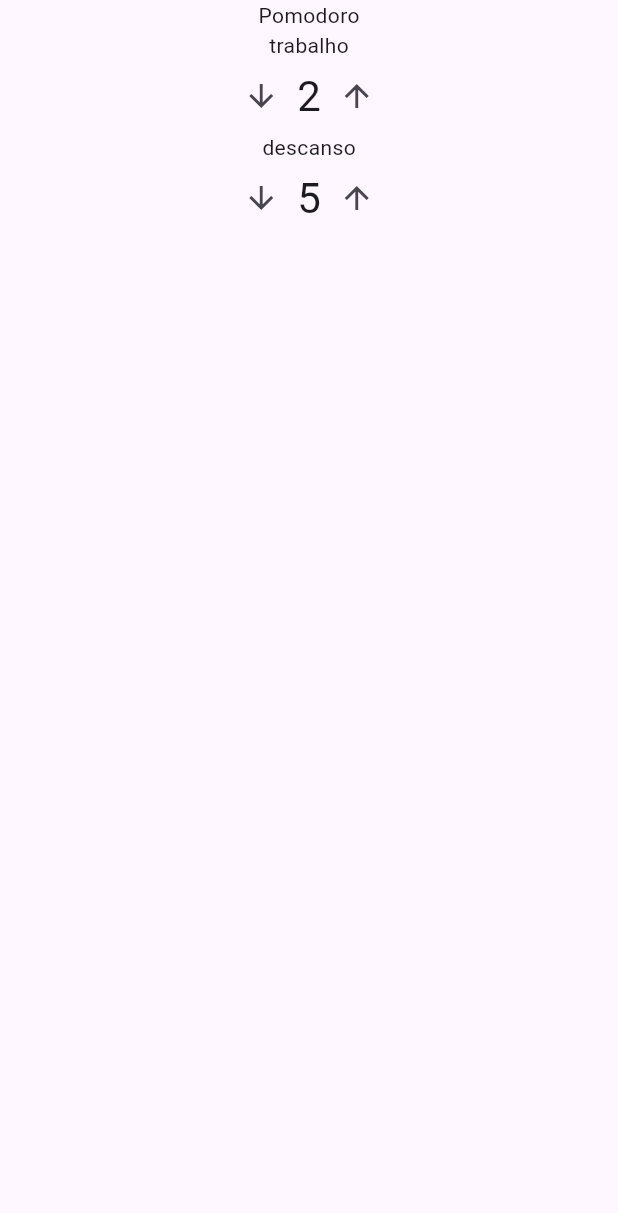
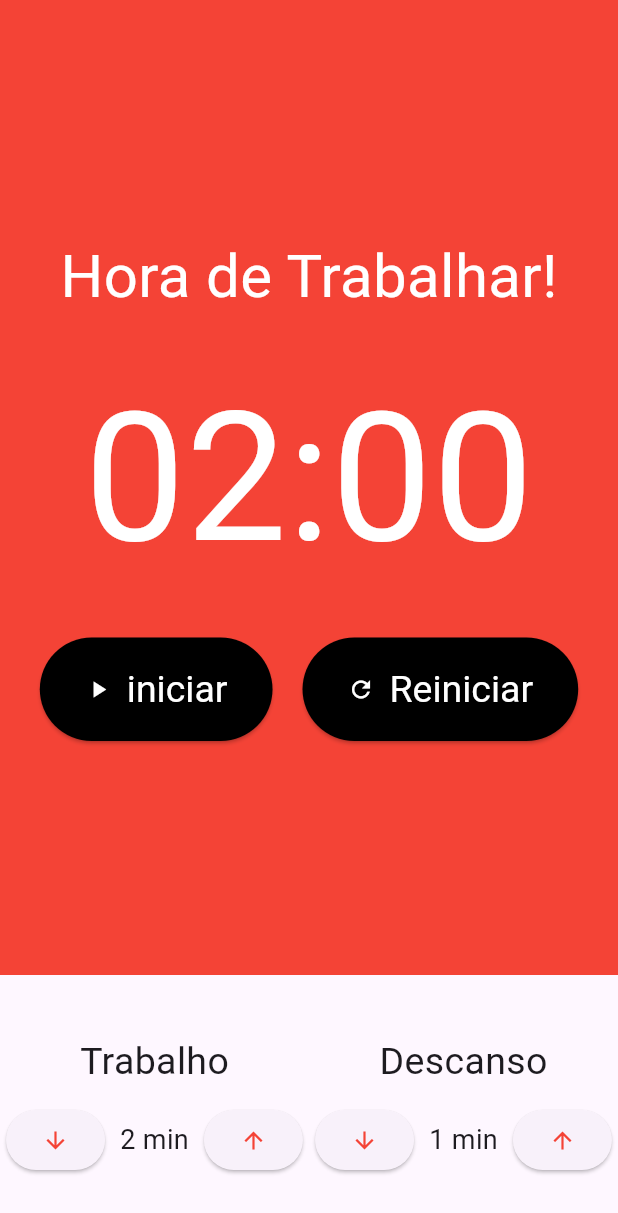
Before and after one commit to SantiagoSilvestre/Pomodoro-flutter, a Flutter app: the screen it shows after launch, on a phone screen of 412 x 824 dp. Shown: the top 1213 px of the screen. Run offline on Flutter 3.47's test engine with Material 3 defaults, Android fonts, the phone set to English and light mode, and no system bars; our stand-ins replace flutter_mobx, mobx; generated files the repository leaves out were written again.

Commit message:
add cronometro e finaliza project

```diff
--- /dev/null
+++ b/lib/components/cronometro.dart
@@ -0,0 +1,70 @@
+import 'package:flutter/material.dart';
+import 'package:flutter_mobx/flutter_mobx.dart';
+import 'package:pomodoro/components/cronometro_botao.dart';
+import 'package:pomodoro/store/pomodoro.store.dart';
+import 'package:provider/provider.dart';
+
+class Cronometro extends StatelessWidget {
+  const Cronometro({super.key});
+
+  @override
+  Widget build(BuildContext context) {
+    final store = Provider.of<PomodoroStore>(context);
+    return Observer(
+      builder: (_) => Container(
+        color: store.isWorking() ? Colors.red : Colors.green,
+        child: Column(
+          mainAxisAlignment: MainAxisAlignment.center,
+          children: [
+            Text(
+              store.isWorking() ? 'Hora de Trabalhar!' : 'Hora de Descansar!',
+              style: const TextStyle(
+                fontSize: 40,
+                color: Colors.white,
+              ),
+            ),
+            const SizedBox(height: 20),
+            Text(
+              '${store.minutos.toString().padLeft(2, '0')}:${store.segundos.toString().padLeft(2, '0')}',
+              style: const TextStyle(
+                fontSize: 120,
+                color: Colors.white,
+              ),
+            ),
+            const SizedBox(height: 20),
+            Row(
+              mainAxisAlignment: MainAxisAlignment.center,
+              children: [
+                if (!store.iniciado)
+                  Padding(
+                    padding: const EdgeInsets.only(right: 10.0),
+                    child: CronometroBotao(
+                      texto: 'iniciar',
+                      icon: Icons.play_arrow,
+                      onPressed: store.iniciar,
+                    ),
+                  ),
+                if (store.iniciado)
+                  Padding(
+                    padding: const EdgeInsets.only(right: 10.0),
+                    child: CronometroBotao(
+                      texto: 'Parar',
+                      icon: Icons.stop,
+                      onPressed: store.parar,
+                    ),
+                  ),
+                Padding(
+                  padding: const EdgeInsets.only(left: 10.0),
+                  child: CronometroBotao(
+                      texto: 'Reiniciar',
+                      icon: Icons.refresh,
+                      onPressed: store.reiniciar),
+                ),
+              ],
+            ),
+          ],
+        ),
+      ),
+    );
+  }
+}
--- /dev/null
+++ b/lib/components/cronometro_botao.dart
@@ -0,0 +1,37 @@
+import 'package:flutter/material.dart';
+
+class CronometroBotao extends StatelessWidget {
+  const CronometroBotao({
+    super.key,
+    required this.texto,
+    required this.icon,
+    this.onPressed,
+  });
+
+  final String texto;
+  final IconData icon;
+  final void Function()? onPressed;
+
+  @override
+  Widget build(BuildContext context) {
+    return ElevatedButton(
+      onPressed: onPressed,
+      style: ElevatedButton.styleFrom(
+          backgroundColor: Colors.black,
+          foregroundColor: Colors.white,
+          padding: const EdgeInsets.symmetric(horizontal: 30, vertical: 20),
+          textStyle: const TextStyle(fontSize: 25)),
+      child: Row(
+        children: [
+          Padding(
+            padding: const EdgeInsets.only(right: 10),
+            child: Icon(icon),
+          ),
+          Text(
+            texto,
+          ),
+        ],
+      ),
+    );
+  }
+}
--- a/lib/components/entrada_tempo.dart
+++ b/lib/components/entrada_tempo.dart
@@ -1,34 +1,58 @@
 import 'package:flutter/material.dart';
+import 'package:pomodoro/store/pomodoro.store.dart';
+import 'package:provider/provider.dart';
 
 class EntradaTempo extends StatelessWidget {
   const EntradaTempo({
     super.key,
     required this.valor,
     required this.titulo,
+    this.inc,
+    this.dec,
   });
 
   final int valor;
   final String titulo;
+  final void Function()? inc;
+  final void Function()? dec;
 
   @override
   Widget build(BuildContext context) {
+    final store = Provider.of<PomodoroStore>(context);
     return Column(
       children: [
-        Text(titulo),
+        Text(
+          titulo,
+          style: const TextStyle(
+            fontSize: 25,
+          ),
+        ),
+        const SizedBox(height: 10),
         Row(
           mainAxisAlignment: MainAxisAlignment.center,
           children: [
-            IconButton(
-              onPressed: () {},
-              icon: const Icon(Icons.arrow_downward),
+            ElevatedButton(
+              onPressed: dec,
+              child: Icon(
+                Icons.arrow_downward,
+                color: store.isWorking() ? Colors.red : Colors.green,
+              ),
             ),
-            Text(
-              '$valor',
-              style: Theme.of(context).textTheme.headlineMedium,
+            Container(
+              margin: const EdgeInsets.symmetric(horizontal: 10),
+              child: Text(
+                '$valor min',
+                style: const TextStyle(
+                  fontSize: 18,
+                ),
+              ),
             ),
-            IconButton(
-              onPressed: () {},
-              icon: const Icon(Icons.arrow_upward),
+            ElevatedButton(
+              onPressed: inc,
+              child: Icon(
+                Icons.arrow_upward,
+                color: store.isWorking() ? Colors.red : Colors.green,
+              ),
             ),
           ],
         ),
--- a/lib/main.dart
+++ b/lib/main.dart
@@ -1,5 +1,7 @@
 import 'package:flutter/material.dart';
 import 'package:pomodoro/pages/pomodoro.dart';
+import 'package:pomodoro/store/pomodoro.store.dart';
+import 'package:provider/provider.dart';
 
 void main() {
   runApp(const MyApp());
@@ -11,13 +13,20 @@ class MyApp extends StatelessWidget {
   // This widget is the root of your application.
   @override
   Widget build(BuildContext context) {
-    return MaterialApp(
-      title: 'Flutter Demo',
-      theme: ThemeData(
-        colorScheme: ColorScheme.fromSeed(seedColor: Colors.deepPurple),
-        useMaterial3: true,
+    return MultiProvider(
+      providers: [
+        Provider<PomodoroStore>(
+          create: (_) => PomodoroStore(),
+        ),
+      ],
+      child: MaterialApp(
+        title: 'Flutter Demo',
+        theme: ThemeData(
+          colorScheme: ColorScheme.fromSeed(seedColor: Colors.deepPurple),
+          useMaterial3: true,
+        ),
+        home: const Pomodoro(),
       ),
-      home: const Pomodoro(),
     );
   }
 }
--- a/lib/pages/pomodoro.dart
+++ b/lib/pages/pomodoro.dart
@@ -1,17 +1,51 @@
 import 'package:flutter/material.dart';
+import 'package:pomodoro/components/cronometro.dart';
 import 'package:pomodoro/components/entrada_tempo.dart';
+import 'package:pomodoro/store/pomodoro.store.dart';
+import 'package:provider/provider.dart';
+import 'package:flutter_mobx/flutter_mobx.dart';
 
 class Pomodoro extends StatelessWidget {
   const Pomodoro({super.key});
 
   @override
   Widget build(BuildContext context) {
+    final store = Provider.of<PomodoroStore>(context);
     return Scaffold(
       body: Column(
+        crossAxisAlignment: CrossAxisAlignment.stretch,
         children: [
-          Text('Pomodoro'),
-          EntradaTempo(valor: 2, titulo: 'trabalho'),
-          EntradaTempo(valor: 5, titulo: 'descanso'),
+          const Expanded(
+            child: Cronometro(),
+          ),
+          Padding(
+            padding: const EdgeInsets.symmetric(vertical: 40),
+            child: Observer(
+                builder: (_) => Row(
+                      mainAxisAlignment: MainAxisAlignment.spaceAround,
+                      children: [
+                        EntradaTempo(
+                            valor: store.tempoTrabalho,
+                            titulo: 'Trabalho',
+                            inc: store.isWorking() && store.iniciado
+                                ? null
+                                : store.incrementarTempoTrabalho,
+                            dec: store.isWorking() && store.iniciado
+                                ? null
+                                : store.decrementarTempoTrabalho),
+                        EntradaTempo(
+                          valor: store.tempoDescanso,
+                          titulo: 'Descanso',
+                          inc: store.isResting() && store.iniciado
+                              ? null
+                              : store.incrementarTempoDescanso,
+                          dec: store.isResting() && store.iniciado
+                              ? null
+                              : store.decrementarTempoDescanso,
+                        ),
+                      ],
+                    )),
+          )
         ],
       ),
     );
```
Also changed, not shown: lib/store/pomodoro.store.dart (added, +116 -0 lines), lib/store/pomodoro.store.g.dart (added).
